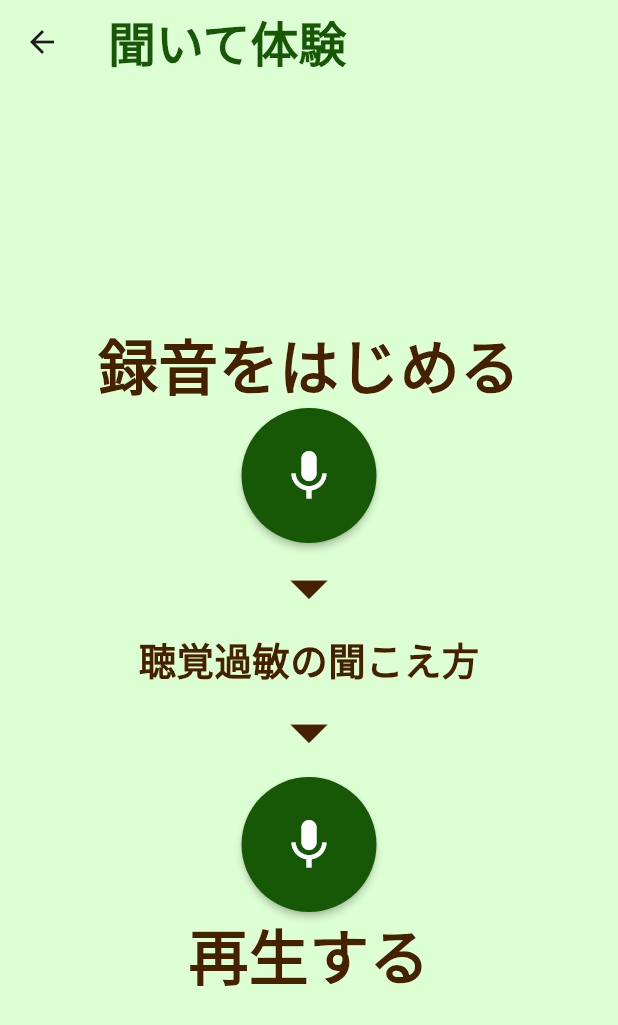
After one commit to hirune05/sound_classify_app_previus, a Flutter app: the screen it shows after launch, after a tap on "聞いて体験", on a phone screen of 412 x 824 dp. The commit adds this screen. Shown: the top 1025 px of the screen. Run offline on Flutter 3.47's test engine with Material 3 defaults, Android fonts, the light colour scheme and no system bars; our stand-ins replace audioplayers, firebase_core, freezed_annotation, geolocator, go_router, hooks_riverpod; missing offline and left inert: arkit_plugin, tflite_audio; accounts and stored records are empty.

Commit message:
delete frontend

```diff
--- a/lib/thems/app_colors.dart
+++ b/lib/thems/app_colors.dart
@@ -8,7 +8,9 @@ class AppColors {
   static const Color secondaryText = Color(0xff452100);
 
   static const Color green = Color(0xff175806);
+  static const Color lightGreen = Color(0xff24AD00);
   static const Color gray = Color(0xffD9D9D9);
   static const Color pink = Color(0xffE10087);
+  static const Color lightPink = Color(0xffF7B0E7);
   static const Color white = Color(0xffFFFFFF);
 }
--- /dev/null
+++ b/lib/ui/pages/hearing_page/hearing_page.dart
@@ -0,0 +1,114 @@
+import 'dart:async';
+import 'package:flutter/material.dart';
+import 'package:audioplayers/audioplayers.dart';
+import 'package:sound_classify_app/thems/app_colors.dart';
+
+class HearingPage extends StatefulWidget {
+  const HearingPage();
+
+  @override
+  State<HearingPage> createState() => _HearingPageState();
+}
+
+class _HearingPageState extends State<HearingPage> {
+  final audioPlayer = AudioPlayer();
+  bool isRecordingButtonDisabled = false;
+  Timer? _timer;
+
+  @override
+  void initState() {
+    super.initState();
+  }
+
+  @override
+  void dispose() {
+    audioPlayer.dispose();
+    _timer?.cancel();
+    super.dispose();
+  }
+
+  void _handleRecordingButtonPressed() {
+    setState(() {
+      isRecordingButtonDisabled = true;
+    });
+
+    _timer = Timer(const Duration(seconds: 3), () {
+      setState(() {
+        isRecordingButtonDisabled = false;
+      });
+    });
+  }
+
+  Future<void> playAudio() async {
+    final audioPlayer = AudioPlayer();
+    audioPlayer.play(AssetSource('audio/aftersample.m4a'));
+  }
+
+  @override
+  Widget build(BuildContext context) {
+    return Scaffold(
+      appBar: AppBar(
+        title: const Text('聞いて体験'),
+      ),
+      body: Center(
+        child: Column(
+          mainAxisAlignment: MainAxisAlignment.center,
+          children: [
+            Text(
+              '録音をはじめる',
+              style: TextStyle(
+                fontWeight: FontWeight.bold,
+                fontSize: 40.0,
+                color: AppColors.secondaryText,
+              ),
+            ),
+            MaterialButton(
+              onPressed: isRecordingButtonDisabled
+                  ? null
+                  : _handleRecordingButtonPressed,
+              color: isRecordingButtonDisabled ? Colors.grey : AppColors.green,
+              textColor: Colors.white,
+              shape: const CircleBorder(),
+              padding: const EdgeInsets.all(25),
+              child: const Icon(Icons.mic, size: 40),
+            ),
+            Icon(
+              Icons.arrow_drop_down,
+              size: 60,
+              color: AppColors.secondaryText,
+            ),
+            Text(
+              '聴覚過敏の聞こえ方',
+              style: TextStyle(
+                fontWeight: FontWeight.bold,
+                fontSize: 25.0,
+                color: AppColors.secondaryText,
+              ),
+            ),
+            Icon(
+              Icons.arrow_drop_down,
+              size: 60,
+              color: AppColors.secondaryText,
+            ),
+            MaterialButton(
+              onPressed: playAudio,
+              color: AppColors.green,
+              textColor: Colors.white,
+              shape: const CircleBorder(),
+              padding: const EdgeInsets.all(25),
+              child: const Icon(Icons.mic, size: 40),
+            ),
+            Text(
+              '再生する',
+              style: TextStyle(
+                fontWeight: FontWeight.bold,
+                fontSize: 40.0,
+                color: AppColors.secondaryText,
+              ),
+            ),
+          ],
+        ),
+      ),
+    );
+  }
+}
--- /dev/null
+++ b/lib/ui/pages/home_page/home_page.dart
@@ -0,0 +1,68 @@
+import 'package:flutter/material.dart';
+import 'package:go_router/go_router.dart';
+import 'package:sound_classify_app/thems/app_colors.dart';
+
+class HomePage extends StatelessWidget {
+  const HomePage({Key? key}) : super(key: key);
+
+  @override
+  Widget build(BuildContext context) {
+    return Scaffold(
+      body: Center(
+        child: Column(
+          mainAxisAlignment: MainAxisAlignment.center,
+          children: [
+            Image.asset('assets/images/soundfit.png'),
+            const SizedBox(
+              height: 40,
+            ),
+            buildKindContainer(
+              '見て体験',
+              'assets/images/see.png',
+              AppColors.lightGreen,
+              () => context.go('/home/seeing'),
+            ),
+            const SizedBox(
+              height: 40,
+            ),
+            buildKindContainer(
+              '聞いて体験',
+              'assets/images/hear.png',
+              AppColors.lightPink,
+              () => context.go('/home/listening'),
+            ),
+          ],
+        ),
+      ),
+    );
+  }
+
+  Widget buildKindContainer(
+    String title,
+    String imagePath,
+    Color color,
+    VoidCallback onPressed,
+  ) {
+    return TextButton(
+      onPressed: onPressed,
+      child: Column(
+        crossAxisAlignment: CrossAxisAlignment.start,
+        children: [
+          Container(
+            color: color,
+            width: 180,
+            height: 36,
+            child: Text(title,
+                style: TextStyle(fontSize: 24, color: AppColors.white)),
+          ),
+          Container(
+            color: color,
+            width: 300,
+            height: 160,
+            child: Image.asset(imagePath),
+          ),
+        ],
+      ),
+    );
+  }
+}
--- a/lib/ui/pages/page_router.dart
+++ b/lib/ui/pages/page_router.dart
@@ -2,6 +2,8 @@ import 'package:flutter/material.dart';
 import 'package:go_router/go_router.dart';
 import 'package:hooks_riverpod/hooks_riverpod.dart';
 import 'package:sound_classify_app/ui/pages/ar_page/ar_page.dart';
+import 'package:sound_classify_app/ui/pages/hearing_page/hearing_page.dart';
+import 'package:sound_classify_app/ui/pages/home_page/home_page.dart';
 import 'package:sound_classify_app/ui/pages/recording_page/recording_page.dart';
 
 final routerProvider = Provider(
@@ -10,13 +12,26 @@ final routerProvider = Provider(
       GoRoute(
         path: '/',
         pageBuilder: (context, state) => buildTransitionPage(
-          child: const RecordingPage(), //一番最初のページ
+          child: const HomePage(), //一番最初のページ
         ),
         routes: <RouteBase>[
           GoRoute(
-            path: 'home/ar',
+              path: 'home/seeing',
+              pageBuilder: (context, state) => buildTransitionPage(
+                    child: const RecordingPage(),
+                  ),
+              routes: <RouteBase>[
+                GoRoute(
+                  path: 'ar',
+                  pageBuilder: (context, state) => buildTransitionPage(
+                    child: ArPage(),
+                  ),
+                ),
+              ]),
+          GoRoute(
+            path: 'home/listening',
             pageBuilder: (context, state) => buildTransitionPage(
-              child: const ArPage(),
+              child: const HearingPage(),
             ),
           ),
         ],
--- a/lib/ui/pages/recording_page/recording_page.dart
+++ b/lib/ui/pages/recording_page/recording_page.dart
@@ -44,7 +44,7 @@ class RecordingPage extends ConsumerWidget {
             ref.watch(recordingProvider).isRecordingCompleted
                 ? SmallRadiusPinkButton(
                     text: const Text('ARで見る'),
-                    onPressed: () => context.go('/home/ar'),
+                    onPressed: () => context.go('/home/seeing/ar'),
                   )
                 : const Text(
                     'ボタンを押してください',
--- a/pubspec.yaml
+++ b/pubspec.yaml
@@ -40,6 +40,9 @@ dependencies:
   firebase_core: ^2.24.2
   geolocator: ^11.0.0
   json_serializable: ^6.7.1
+  http: ^1.1.0
+  arkit_plugin: ^1.0.7
+  audioplayers: ^5.2.1
 
 dev_dependencies:
   flutter_test:
```
Also changed, not shown: lib/main_app.dart (+19 -0 lines), lib/ui/pages/ar_page/ar_page.dart (+77 -3 lines), pubspec.lock, 5 other files.
